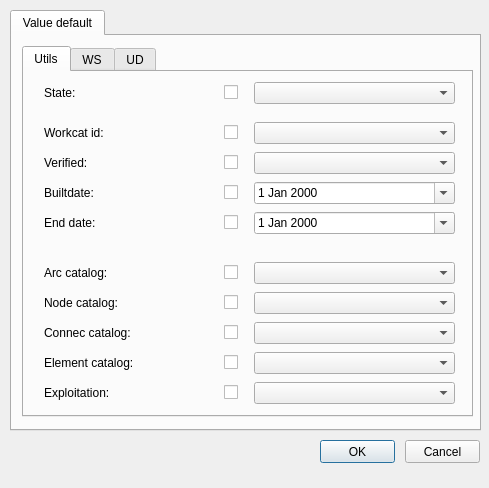
Old version of the form ui/config_edit.ui in the repository Giswater/giswater_qgis_plugin.
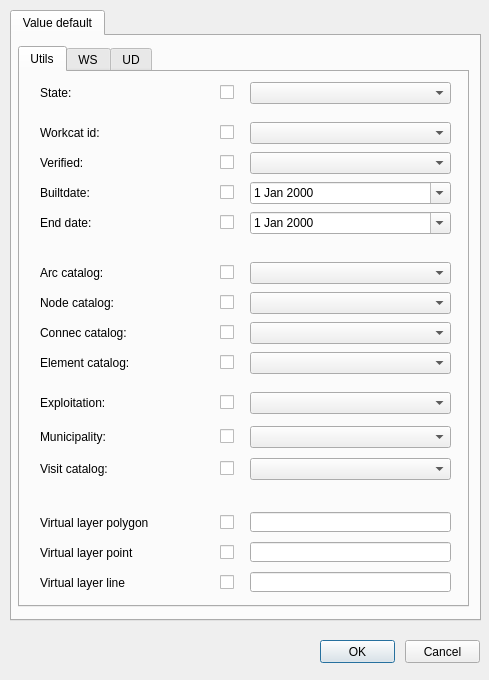
New version of the form.

Commit message: #164 added fields for config virtual layers

The edit to the form file:
```diff
--- a/ui/config_edit.ui
+++ b/ui/config_edit.ui
@@ -7,7 +7,7 @@
     <x>0</x>
     <y>0</y>
     <width>489</width>
-    <height>488</height>
+    <height>680</height>
    </rect>
   </property>
   <property name="windowTitle">
@@ -17,7 +17,7 @@
    <property name="geometry">
     <rect>
      <x>320</x>
-     <y>440</y>
+     <y>640</y>
      <width>75</width>
      <height>23</height>
     </rect>
@@ -30,7 +30,7 @@
    <property name="geometry">
     <rect>
      <x>405</x>
-     <y>440</y>
+     <y>640</y>
      <width>75</width>
      <height>23</height>
     </rect>
@@ -45,7 +45,7 @@
      <x>10</x>
      <y>10</y>
      <width>471</width>
-     <height>421</height>
+     <height>611</height>
     </rect>
    </property>
    <property name="currentIndex">
@@ -58,10 +58,10 @@
     <widget class="QTabWidget" name="tab_config">
      <property name="geometry">
       <rect>
-       <x>10</x>
+       <x>6</x>
        <y>10</y>
        <width>451</width>
-       <height>371</height>
+       <height>561</height>
       </rect>
      </property>
      <property name="currentIndex">
@@ -553,7 +553,7 @@
        <property name="geometry">
         <rect>
          <x>200</x>
-         <y>310</y>
+         <y>320</y>
          <width>20</width>
          <height>21</height>
         </rect>
@@ -566,7 +566,7 @@
        <property name="geometry">
         <rect>
          <x>20</x>
-         <y>310</y>
+         <y>320</y>
          <width>141</width>
          <height>22</height>
         </rect>
@@ -625,7 +625,7 @@
        <property name="geometry">
         <rect>
          <x>230</x>
-         <y>310</y>
+         <y>320</y>
          <width>201</width>
          <height>22</height>
         </rect>
@@ -667,6 +667,301 @@
         <number>3</number>
        </property>
       </widget>
+      <widget class="QComboBox" name="municipality_vdefault">
+       <property name="geometry">
+        <rect>
+         <x>230</x>
+         <y>354</y>
+         <width>201</width>
+         <height>22</height>
+        </rect>
+       </property>
+      </widget>
+      <widget class="QLabel" name="label_municipality_id">
+       <property name="geometry">
+        <rect>
+         <x>20</x>
+         <y>354</y>
+         <width>141</width>
+         <height>22</height>
+        </rect>
+       </property>
+       <property name="font">
+        <font>
+         <pointsize>9</pointsize>
+        </font>
+       </property>
+       <property name="frameShape">
+        <enum>QFrame::NoFrame</enum>
+       </property>
+       <property name="frameShadow">
+        <enum>QFrame::Plain</enum>
+       </property>
+       <property name="text">
+        <string>Municipality:</string>
+       </property>
+       <property name="textFormat">
+        <enum>Qt::AutoText</enum>
+       </property>
+       <property name="scaledContents">
+        <bool>false</bool>
+       </property>
+       <property name="alignment">
+        <set>Qt::AlignLeading|Qt::AlignLeft|Qt::AlignVCenter</set>
+       </property>
+       <property name="margin">
+        <number>3</number>
+       </property>
+      </widget>
+      <widget class="QCheckBox" name="chk_municipality_vdefault">
+       <property name="geometry">
+        <rect>
+         <x>200</x>
+         <y>354</y>
+         <width>20</width>
+         <height>21</height>
+        </rect>
+       </property>
+       <property name="text">
+        <string/>
+       </property>
+      </widget>
+      <widget class="QLabel" name="label_visitcat">
+       <property name="geometry">
+        <rect>
+         <x>20</x>
+         <y>386</y>
+         <width>141</width>
+         <height>22</height>
+        </rect>
+       </property>
+       <property name="font">
+        <font>
+         <pointsize>9</pointsize>
+        </font>
+       </property>
+       <property name="frameShape">
+        <enum>QFrame::NoFrame</enum>
+       </property>
+       <property name="frameShadow">
+        <enum>QFrame::Plain</enum>
+       </property>
+       <property name="text">
+        <string>Visit catalog:</string>
+       </property>
+       <property name="textFormat">
+        <enum>Qt::AutoText</enum>
+       </property>
+       <property name="scaledContents">
+        <bool>false</bool>
+       </property>
+       <property name="alignment">
+        <set>Qt::AlignLeading|Qt::AlignLeft|Qt::AlignVCenter</set>
+       </property>
+       <property name="margin">
+        <number>3</number>
+       </property>
+      </widget>
+      <widget class="QCheckBox" name="chk_visitcat_vdefault">
+       <property name="geometry">
+        <rect>
+         <x>200</x>
+         <y>386</y>
+         <width>20</width>
+         <height>21</height>
+        </rect>
+       </property>
+       <property name="text">
+        <string/>
+       </property>
+      </widget>
+      <widget class="QComboBox" name="visitcat_vdefault">
+       <property name="geometry">
+        <rect>
+         <x>230</x>
+         <y>386</y>
+         <width>201</width>
+         <height>22</height>
+        </rect>
+       </property>
+      </widget>
+      <widget class="QLabel" name="label_visitcat_2">
+       <property name="geometry">
+        <rect>
+         <x>20</x>
+         <y>440</y>
+         <width>141</width>
+         <height>22</height>
+        </rect>
+       </property>
+       <property name="font">
+        <font>
+         <pointsize>9</pointsize>
+        </font>
+       </property>
+       <property name="frameShape">
+        <enum>QFrame::NoFrame</enum>
+       </property>
+       <property name="frameShadow">
+        <enum>QFrame::Plain</enum>
+       </property>
+       <property name="text">
+        <string>Virtual layer polygon</string>
+       </property>
+       <property name="textFormat">
+        <enum>Qt::AutoText</enum>
+       </property>
+       <property name="scaledContents">
+        <bool>false</bool>
+       </property>
+       <property name="alignment">
+        <set>Qt::AlignLeading|Qt::AlignLeft|Qt::AlignVCenter</set>
+       </property>
+       <property name="margin">
+        <number>3</number>
+       </property>
+      </widget>
+      <widget class="QCheckBox" name="chk_virtual_layer_polygon">
+       <property name="geometry">
+        <rect>
+         <x>200</x>
+         <y>440</y>
+         <width>20</width>
+         <height>21</height>
+        </rect>
+       </property>
+       <property name="text">
+        <string/>
+       </property>
+      </widget>
+      <widget class="QLineEdit" name="virtual_layer_polygon">
+       <property name="geometry">
+        <rect>
+         <x>230</x>
+         <y>440</y>
+         <width>201</width>
+         <height>20</height>
+        </rect>
+       </property>
+      </widget>
+      <widget class="QLabel" name="label_visitcat_3">
+       <property name="geometry">
+        <rect>
+         <x>20</x>
+         <y>470</y>
+         <width>141</width>
+         <height>22</height>
+        </rect>
+       </property>
+       <property name="font">
+        <font>
+         <pointsize>9</pointsize>
+        </font>
+       </property>
+       <property name="frameShape">
+        <enum>QFrame::NoFrame</enum>
+       </property>
+       <property name="frameShadow">
+        <enum>QFrame::Plain</enum>
+       </property>
+       <property name="text">
+        <string>Virtual layer point</string>
+       </property>
+       <property name="textFormat">
+        <enum>Qt::AutoText</enum>
+       </property>
+       <property name="scaledContents">
+        <bool>false</bool>
+       </property>
+       <property name="alignment">
+        <set>Qt::AlignLeading|Qt::AlignLeft|Qt::AlignVCenter</set>
+       </property>
+       <property name="margin">
+        <number>3</number>
+       </property>
+      </widget>
+      <widget class="QCheckBox" name="chk_virtual_layer_point">
+       <property name="geometry">
+        <rect>
+         <x>200</x>
+         <y>470</y>
+         <width>20</width>
+         <height>21</height>
+        </rect>
+       </property>
+       <property name="text">
+        <string/>
+       </property>
+      </widget>
+      <widget class="QLineEdit" name="virtual_layer_point">
+       <property name="geometry">
+        <rect>
+         <x>230</x>
+         <y>470</y>
+         <width>201</width>
+         <height>20</height>
+        </rect>
+       </property>
+      </widget>
+      <widget class="QLabel" name="label_visitcat_4">
+       <property name="geometry">
+        <rect>
+         <x>20</x>
+         <y>500</y>
+         <width>141</width>
+         <height>22</height>
+        </rect>
+       </property>
+       <property name="font">
+        <font>
+         <pointsize>9</pointsize>
+        </font>
+       </property>
+       <property name="frameShape">
+        <enum>QFrame::NoFrame</enum>
+       </property>
+       <property name="frameShadow">
+        <enum>QFrame::Plain</enum>
+       </property>
+       <property name="text">
+        <string>Virtual layer line</string>
+       </property>
+       <property name="textFormat">
+        <enum>Qt::AutoText</enum>
+       </property>
+       <property name="scaledContents">
+        <bool>false</bool>
+       </property>
+       <property name="alignment">
+        <set>Qt::AlignLeading|Qt::AlignLeft|Qt::AlignVCenter</set>
+       </property>
+       <property name="margin">
+        <number>3</number>
+       </property>
+      </widget>
+      <widget class="QCheckBox" name="chk_virtual_layer_line">
+       <property name="geometry">
+        <rect>
+         <x>200</x>
+         <y>500</y>
+         <width>20</width>
+         <height>21</height>
+        </rect>
+       </property>
+       <property name="text">
+        <string/>
+       </property>
+      </widget>
+      <widget class="QLineEdit" name="virtual_layer_line">
+       <property name="geometry">
+        <rect>
+         <x>230</x>
+         <y>500</y>
+         <width>201</width>
+         <height>20</height>
+        </rect>
+       </property>
+      </widget>
      </widget>
      <widget class="QWidget" name="tab_21">
       <attribute name="title">
```
The commit also changes 1 other file.
